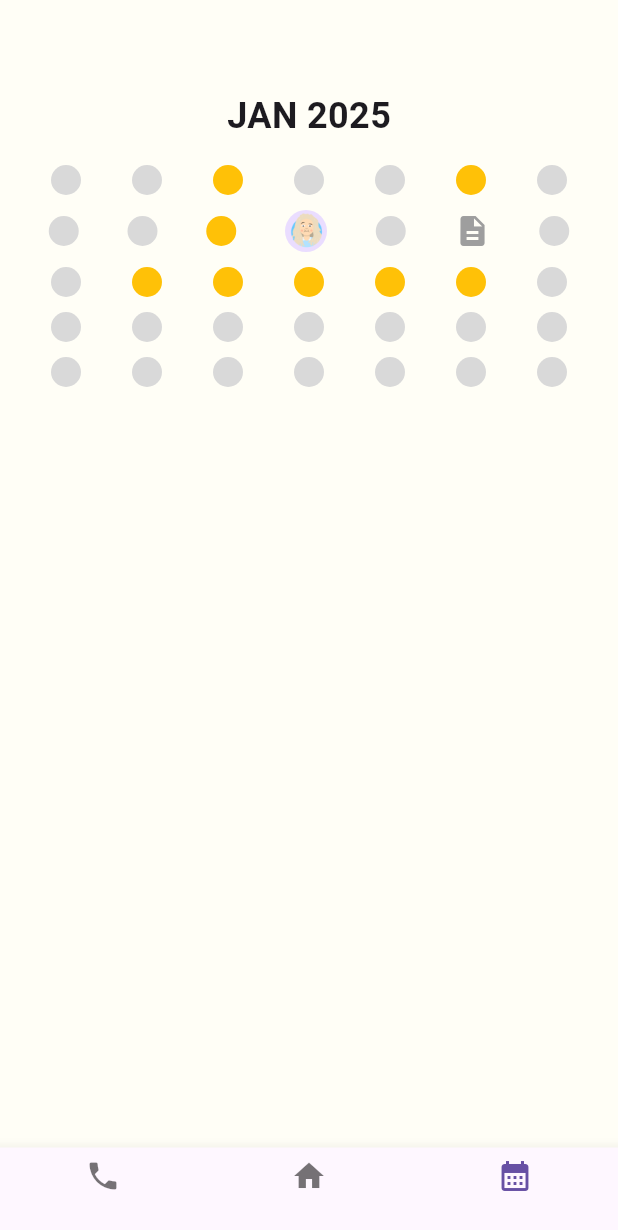
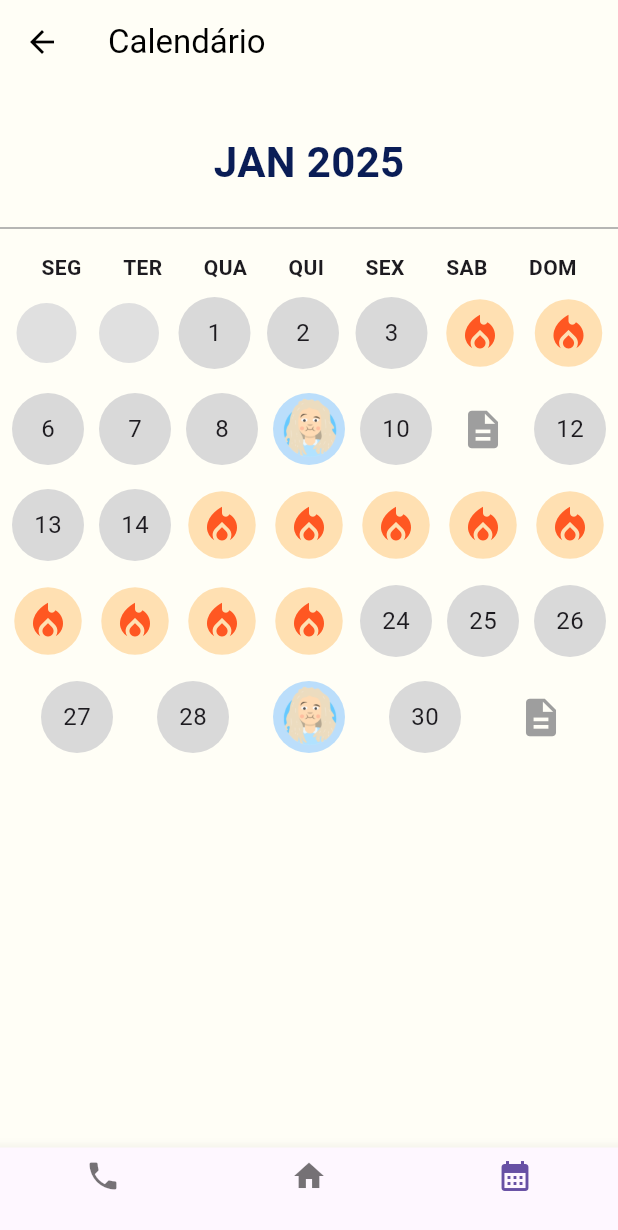
Before and after one commit to ph-cm/HealthAI, a Flutter app: the CalendarioHistoricoPage screen opened by its route, on a phone screen of 412 x 824 dp. Shown: the top 1230 px of the screen. Run offline on Flutter 3.47's test engine with Material 3 defaults, Android fonts, the phone set to English and light mode, and no system bars; our stand-ins replace fl_chart, percent_indicator.

Commit message:
Updating Calendar/History Interface

```diff
--- a/lib/screens/calendario_historico_page.dart
+++ b/lib/screens/calendario_historico_page.dart
@@ -10,19 +10,69 @@ class CalendarioHistoricoPage extends StatefulWidget {
 class _CalendarioHistoricoPageState extends State<CalendarioHistoricoPage> {
   String? selectedInfo;
 
+  final Map<int, String> eventos = {
+    4: 'fogo',
+    5: 'fogo',
+    9: 'consulta',
+    11: 'relatorio',
+    15: 'fogo',
+    16: 'fogo',
+    17: 'fogo',
+    18: 'fogo',
+    19: 'fogo',
+    20: 'fogo',
+    21: 'fogo',
+    22: 'fogo',
+    23: 'fogo',
+    29: 'consulta',
+    31: 'relatorio',
+  };
+
   @override
   Widget build(BuildContext context) {
     return Scaffold(
-      body: Column(
+      appBar: AppBar(
+        leading: IconButton(
+          icon: const Icon(Icons.arrow_back, color: Colors.black),
+          onPressed: () => Navigator.pop(context),
+        ),
+        title: const Text('Calendário', style: TextStyle(color: Colors.black)),
+        backgroundColor: Colors.transparent,
+        elevation: 0,
+      ),
+      body: SafeArea(
+        child: Column(
           children: [
-          const SizedBox(height: 60),
-          const Text('JAN 2025', style: TextStyle(fontSize: 24, fontWeight: FontWeight.bold)),
+            const SizedBox(height: 32), // <-- Espaço maior para "abaixar" o calendário
+            const Text(
+              'JAN 2025',
+              style: TextStyle(
+                fontSize: 28,
+                fontWeight: FontWeight.bold,
+                color: Color(0xFF0A1D56),
+              ),
+            ),
             const SizedBox(height: 16),
+            const Divider(thickness: 1, color: Colors.grey),
+            const SizedBox(height: 8),
+            _buildWeekDays(),
+            const SizedBox(height: 8),
+            Expanded(
+              child: SingleChildScrollView(
+                child: Column(
+                  children: [
                     _buildCalendar(),
-          const SizedBox(height: 16),
+                    const SizedBox(height: 24),
                     if (selectedInfo != null) _buildInfoCard(selectedInfo!),
+                    const SizedBox(height: 40),
                   ],
                 ),
+              ),
+            ),
+          ],
+        ),
+      ),
+
       bottomNavigationBar: BottomNavigationBar(
         currentIndex: 2,
         items: const [
@@ -31,104 +81,187 @@ class _CalendarioHistoricoPageState extends State<CalendarioHistoricoPage> {
           BottomNavigationBarItem(icon: Icon(Icons.calendar_month), label: ''),
         ],
         onTap: (index) {
-          // Aqui você pode adicionar navegação
+          // navegação futura
         },
       ),
     );
   }
 
+  Widget _buildWeekDays() {
+    const days = ['SEG', 'TER', 'QUA', 'QUI', 'SEX', 'SAB', 'DOM'];
+    return Row(
+      mainAxisAlignment: MainAxisAlignment.spaceEvenly,
+      children: days.map((day) => Text(day, style: const TextStyle(fontWeight: FontWeight.bold))).toList(),
+    );
+  }
+
   Widget _buildCalendar() {
     List<Widget> rows = [];
-    for (int week = 0; week < 5; week++) {
-      rows.add(Row(
+    int totalDays = 31;
+    int startWeekDay = 2;
+
+    List<Widget> days = [];
+
+    for (int i = 0; i < startWeekDay; i++) {
+      days.add(_buildEmptyDay());
+    }
+
+    for (int i = 1; i <= totalDays; i++) {
+      days.add(_buildDay(i));
+    }
+
+    for (int i = 0; i < days.length; i += 7) {
+      rows.add(
+        Row(
           mainAxisAlignment: MainAxisAlignment.spaceEvenly,
-        children: List.generate(7, (day) {
-          int dayIndex = week * 7 + day;
+          children: days.skip(i).take(7).toList(),
+        ),
+      );
+      rows.add(const SizedBox(height: 12));
+    }
+
+    return Column(children: rows);
+  }
+
+  Widget _buildEmptyDay() {
+    return Container(
+      width: 40,
+      height: 40,
+      margin: const EdgeInsets.all(4),
+      decoration: const BoxDecoration(
+        shape: BoxShape.circle,
+        color: Color(0xFFE0E0E0),
+      ),
+    );
+  }
+
+ Widget _buildDay(int day) {
+  Widget content;
+
+  if (eventos.containsKey(day)) {
+    switch (eventos[day]) {
+      case 'consulta':
+        content = CircleAvatar(
+          radius: 24,
+          backgroundColor: Colors.blue[100],
+          backgroundImage: const AssetImage('assets/avatar_psicologa.png'),
+        );
+        break;
+      case 'relatorio':
+        content = const Icon(Icons.description, size: 30, color: Colors.grey);
+        break;
+      case 'fogo':
+        content = Container(
+          width: 45,
+          height: 45,
+          decoration: const BoxDecoration(
+            color: Color(0xFFFFE0B2),
+            shape: BoxShape.circle,
+          ),
+          child: const Icon(
+            Icons.local_fire_department,
+            color: Colors.deepOrange,
+            size: 30,
+          ),
+        );
+        break;
+      default:
+        content = Text('$day');
+    }
+  } else {
+    content = Text(
+      '$day',
+      style: const TextStyle(fontSize: 16),
+    );
+  }
+
   return GestureDetector(
     onTap: () {
       setState(() {
-                if (dayIndex == 10) {
-                  selectedInfo = 'consulta';
-                } else if (dayIndex == 12) {
-                  selectedInfo = 'relatorio';
+        final tipo = eventos[day];
+        if (tipo == 'consulta' || tipo == 'relatorio') {
+          selectedInfo = tipo;
         } else {
           selectedInfo = null;
         }
       });
     },
-            child: _buildDayIcon(dayIndex),
+    child: Container(
+      width: 48,
+      height: 48,
+      margin: const EdgeInsets.all(2),
+      decoration: BoxDecoration(
+        shape: BoxShape.circle,
+        color: eventos.containsKey(day) ? Colors.transparent : const Color(0xFFD9D9D9),
+      ),
+      alignment: Alignment.center,
+      child: content,
+    ),
   );
-        }),
-      ));
-      rows.add(const SizedBox(height: 10));
-    }
-    return Column(children: rows);
 }
 
-  Widget _buildDayIcon(int index) {
-    if ([2, 5, 9, 15, 16, 17, 18, 19].contains(index)) {
-      return const CircleAvatar(radius: 10, backgroundColor: Colors.amber);
-    } else if (index == 10) {
-      return const CircleAvatar(radius: 14, backgroundImage: AssetImage('assets/avatar_psicologa.png'));
-    } else if (index == 12) {
-      return const Icon(Icons.description, size: 24, color: Colors.grey);
-    } else {
-      return const CircleAvatar(radius: 10, backgroundColor: Color(0xFFD9D9D9));
-    }
+
+  Widget _buildInfoCard(String type) {
+    return Container(
+      margin: const EdgeInsets.symmetric(horizontal: 16, vertical: 8),
+      padding: const EdgeInsets.all(20),
+      constraints: const BoxConstraints(minHeight: 220),
+      width: double.infinity,
+      decoration: BoxDecoration(
+        color: Color(0xFFF4EDF9),
+        borderRadius: BorderRadius.circular(20),
+      ),
+      child: type == 'consulta' ? _buildConsultaCard() : _buildRelatorioCard(),
+    );
   }
 
-  Widget _buildInfoCard(String type) {
-    if (type == 'consulta') {
-      return Container(
-        margin: const EdgeInsets.all(16),
-        padding: const EdgeInsets.all(16),
-        decoration: BoxDecoration(
-          color: Color(0xFFF4EDF9),
-          borderRadius: BorderRadius.circular(16),
+ Widget _buildConsultaCard() {
+  return Row(
+    crossAxisAlignment: CrossAxisAlignment.center,
+    children: const [
+      CircleAvatar(
+        radius: 60,
+        backgroundImage: AssetImage('assets/avatar_psicologa.png'),
       ),
-        child: Row(
-          children: const [
-            CircleAvatar(radius: 24, backgroundImage: AssetImage('assets/avatar_psicologa.png')),
-            SizedBox(width: 12),
+      SizedBox(width: 20),
       Expanded(
         child: Column(
           crossAxisAlignment: CrossAxisAlignment.start,
           children: [
-                  Text('Nome: Gabriela Lopes'),
-                  Text('Data: 25/01/2025'),
-                  Text('Duração: 24:43 min.')
+            Text('Nome: Gabriela Lopes', style: TextStyle(fontSize: 18, fontWeight: FontWeight.w500)),
+            SizedBox(height: 8),
+            Text('Data: 25/01/2025', style: TextStyle(fontSize: 16)),
+            Text('Duração: 24:43 min.', style: TextStyle(fontSize: 16)),
           ],
         ),
       ),
+      Icon(Icons.chevron_right, size: 32, color: Colors.grey),
     ],
-        ),
   );
-    } else {
-      return Container(
-        margin: const EdgeInsets.all(16),
-        padding: const EdgeInsets.all(16),
-        decoration: BoxDecoration(
-          color: Color(0xFFF4EDF9),
-          borderRadius: BorderRadius.circular(16),
-        ),
-        child: Row(
+}
+
+
+  Widget _buildRelatorioCard() {
+  return Row(
+    crossAxisAlignment: CrossAxisAlignment.center,
     children: const [
-            Icon(Icons.description, size: 36),
-            SizedBox(width: 12),
+      Icon(Icons.description, size: 50, color: Colors.deepPurple),
+      SizedBox(width: 20),
       Expanded(
         child: Column(
           crossAxisAlignment: CrossAxisAlignment.start,
           children: [
-                  Text('Progresso: Melhorando'),
-                  Text('Dificuldades: Sono'),
-                  Text('Foco atual: Resiliência'),
-                  Text('Última sessão: 01/02/2025')
+            Text('Progresso: Melhorando', style: TextStyle(fontSize: 18, fontWeight: FontWeight.w500)),
+            SizedBox(height: 8),
+            Text('Dificuldades: Sono', style: TextStyle(fontSize: 16)),
+            Text('Foco atual: Resiliência', style: TextStyle(fontSize: 16)),
+            Text('Última sessão: 01/02/2025', style: TextStyle(fontSize: 16)),
           ],
         ),
       ),
+      Icon(Icons.chevron_right, size: 32, color: Colors.grey),
     ],
-        ),
   );
 }
+
 }
-}
```
Lines whose indentation alone changed are shown as unchanged.
